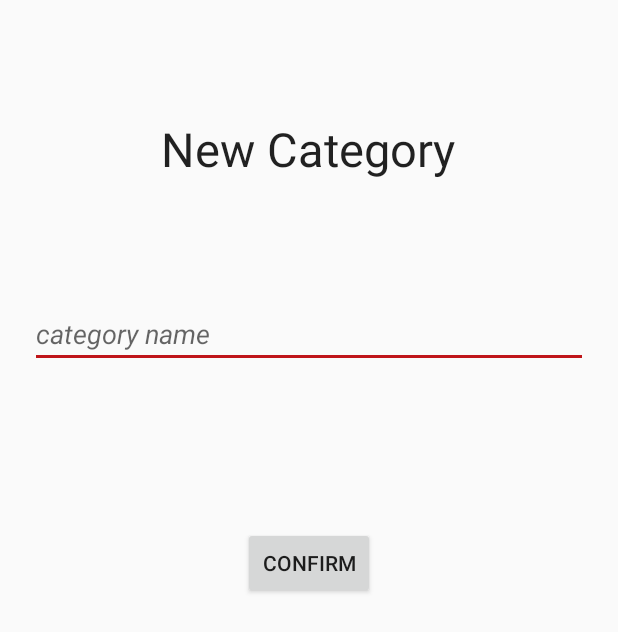
After one commit to rrosatti/todo, an Android app: the NewCategoryActivity screen opened directly, with no data from a screen before it, on a phone screen of 412 x 824 dp. The commit adds this screen. Shown: the top 632 px of the screen. Run offline under Robolectric (Android 15) with nearby library versions, the phone set to English and light mode, and no system bars.

Commit message:
fix ActionBar tittle. Create NewCategoryActivity, CategoryAdapter, categories_list.xml and new_category.xml. Add new method getCategories to CategoryTaskDataSource.

```diff
--- /dev/null
+++ b/app/src/main/java/com/example/rodri/todo/ui/activity/NewCategoryActivity.java
@@ -0,0 +1,73 @@
+package com.example.rodri.todo.ui.activity;
+
+import android.app.Activity;
+import android.content.Intent;
+import android.os.Bundle;
+import android.view.View;
+import android.widget.Button;
+import android.widget.EditText;
+import android.widget.Toast;
+
+import com.example.rodri.todo.R;
+import com.example.rodri.todo.database.CategoryTaskDataSource;
+
+import java.sql.SQLException;
+
+/**
+ * Created by rodri on 4/10/2016.
+ */
+public class NewCategoryActivity extends Activity {
+
+    private CategoryTaskDataSource dataSource;
+
+    @Override
+    protected void onCreate(Bundle savedInstanceState) {
+        super.onCreate(savedInstanceState);
+        setContentView(R.layout.new_category);
+
+        dataSource = new CategoryTaskDataSource(this);
+
+        final EditText etCategoryName = (EditText) findViewById(R.id.etCategoryName);
+        Button confirm = (Button) findViewById(R.id.btConfirm);
+
+        confirm.setOnClickListener(new View.OnClickListener() {
+            @Override
+            public void onClick(View v) {
+
+                String categoryName = etCategoryName.getText().toString();
+
+                if (categoryName.equals("")) {
+                    Toast.makeText(NewCategoryActivity.this, "You need to say the category name!", Toast.LENGTH_LONG).show();
+                    return;
+                } else {
+
+                    try {
+                        dataSource.open();
+                        dataSource.createCategory(categoryName);
+
+                        Intent backToMainActivity = new Intent(NewCategoryActivity.this, MainActivity.class);
+                        startActivity(backToMainActivity);
+                        finish();
+
+                    } catch (SQLException e) {
+                        e.printStackTrace();
+                    }
+
+
+                }
+
+            }
+        });
+
+
+    }
+
+    @Override
+    public void onBackPressed() {
+        super.onBackPressed();
+
+        Intent backToMainActivity = new Intent(NewCategoryActivity.this, MainActivity.class);
+        startActivity(backToMainActivity);
+        finish();
+    }
+}
--- /dev/null
+++ b/app/src/main/res/layout/new_category.xml
@@ -0,0 +1,33 @@
+<?xml version="1.0" encoding="utf-8"?>
+<RelativeLayout xmlns:android="http://schemas.android.com/apk/res/android"
+    android:layout_width="match_parent" android:layout_height="match_parent" android:padding="20dp">
+
+    <TextView
+        android:layout_width="wrap_content"
+        android:layout_height="wrap_content"
+        android:textAppearance="?android:attr/textAppearanceLarge"
+        android:text="@string/new_category"
+        android:id="@+id/txtNewCategory"
+        android:layout_alignParentTop="true"
+        android:layout_centerHorizontal="true"
+        android:layout_marginTop="58dp"
+        android:textSize="14pt"/>
+
+    <EditText
+        android:layout_width="match_parent"
+        android:layout_height="wrap_content"
+        android:id="@+id/etCategoryName"
+        android:layout_below="@+id/txtNewCategory"
+        android:layout_marginTop="80dp"
+        android:hint="@string/category_name"
+        android:textStyle="italic"/>
+
+    <Button
+        android:layout_width="wrap_content"
+        android:layout_height="wrap_content"
+        android:text="@string/confirm"
+        android:id="@+id/btConfirm"
+        android:layout_below="@+id/etCategoryName"
+        android:layout_centerHorizontal="true"
+        android:layout_marginTop="106dp" />
+</RelativeLayout>
--- a/app/src/main/res/menu/main.xml
+++ b/app/src/main/res/menu/main.xml
@@ -3,9 +3,11 @@
     xmlns:tools="schemas.android.com/tools"
     tools:context="com.example.rodri.todo.ui.activity.MainActivity"
     xmlns:app="http://schemas.android.com/apk/res-auto" >
-    <item android:id="@+id/whitePlus"
-        android:title="Add"
+
+    <item android:id="@+id/addCategory"
+        android:title="@string/add_category"
         android:icon="@drawable/white_plus"
         app:showAsAction="always">
     </item>
+
 </menu>
--- a/app/src/main/res/values/strings.xml
+++ b/app/src/main/res/values/strings.xml
@@ -1,3 +1,16 @@
 <resources>
     <string name="app_name">ToDo</string>
+
+    <!--  Title  -->
+    <string name="add_category">Add Category</string>
+
+    <!--  Text View  -->
+    <string name="new_category">New Category</string>
+
+    <!--  Button  -->
+    <string name="confirm">Confirm</string>
+
+    <!--  Hint  -->
+    <string name="category_name">category name</string>
+
 </resources>
```
Also changed, not shown: app/src/main/AndroidManifest.xml (+5 -3 lines), app/src/main/java/com/example/rodri/todo/database/CategoryTaskDataSource.java (+18 -0 lines), app/src/main/java/com/example/rodri/todo/ui/activity/MainActivity.java (+44 -1 lines), app/src/main/java/com/example/rodri/todo/ui/adapter/CategoryAdapter.java (added, +93 -0 lines), app/src/main/res/layout/activity_main.xml (+7 -0 lines), app/src/main/res/layout/categories_list.xml (added, +23 -0 lines).
